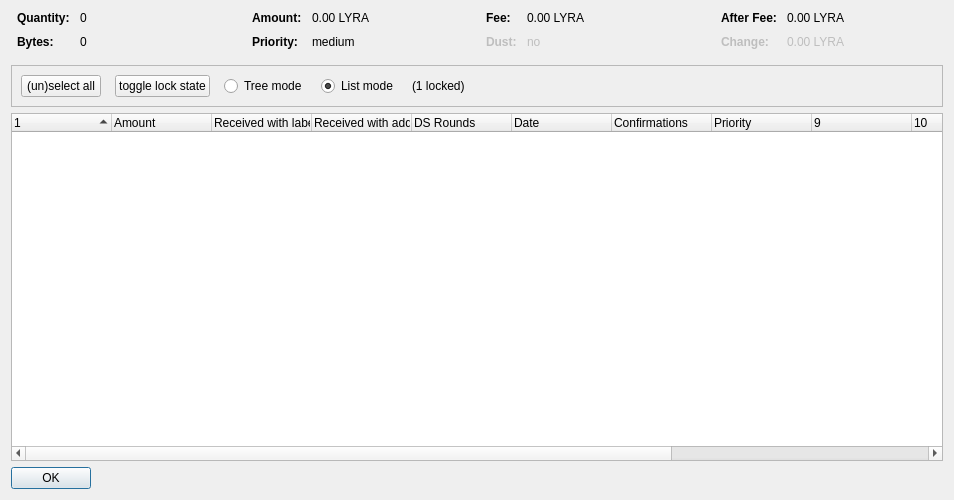
Before: the Qt Designer form src/qt/forms/coincontroldialog.ui in Test-Coin/scrypta, drawn with Qt 5.
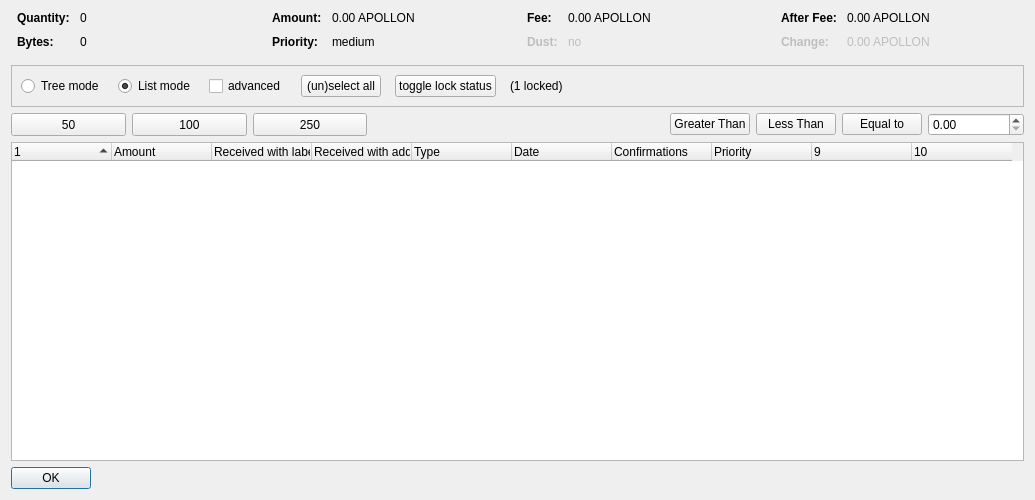
After: the same form once the commit is applied. Custom widgets are drawn as their Qt base class.

```diff
--- a/src/qt/forms/coincontroldialog.ui
+++ b/src/qt/forms/coincontroldialog.ui
@@ -6,7 +6,7 @@
    <rect>
     <x>0</x>
     <y>0</y>
-    <width>954</width>
+    <width>1035</width>
     <height>500</height>
    </rect>
   </property>
@@ -132,7 +132,7 @@
           <enum>Qt::ActionsContextMenu</enum>
          </property>
          <property name="text">
-          <string notr="true">0.00 LYRA</string>
+          <string notr="true">0.00 APOLLON</string>
          </property>
          <property name="textInteractionFlags">
           <set>Qt::LinksAccessibleByMouse|Qt::TextSelectableByKeyboard|Qt::TextSelectableByMouse</set>
@@ -206,7 +206,7 @@
           <enum>Qt::ActionsContextMenu</enum>
          </property>
          <property name="text">
-          <string notr="true">0.00 LYRA</string>
+          <string notr="true">0.00 APOLLON</string>
          </property>
          <property name="textInteractionFlags">
           <set>Qt::LinksAccessibleByMouse|Qt::TextSelectableByKeyboard|Qt::TextSelectableByMouse</set>
@@ -286,7 +286,7 @@
           <enum>Qt::ActionsContextMenu</enum>
          </property>
          <property name="text">
-          <string notr="true">0.00 LYRA</string>
+          <string notr="true">0.00 APOLLON</string>
          </property>
          <property name="textInteractionFlags">
           <set>Qt::LinksAccessibleByMouse|Qt::TextSelectableByKeyboard|Qt::TextSelectableByMouse</set>
@@ -321,7 +321,7 @@
           <enum>Qt::ActionsContextMenu</enum>
          </property>
          <property name="text">
-          <string notr="true">0.00 LYRA</string>
+          <string notr="true">0.00 APOLLON</string>
          </property>
          <property name="textInteractionFlags">
           <set>Qt::LinksAccessibleByMouse|Qt::TextSelectableByKeyboard|Qt::TextSelectableByMouse</set>
@@ -348,42 +348,10 @@
      </property>
      <layout class="QHBoxLayout" name="horizontalLayout">
       <item>
-       <layout class="QHBoxLayout" name="horizontalLayoutPanel" stretch="0,0,0,0,0,0">
+       <layout class="QHBoxLayout" name="horizontalLayoutPanel" stretch="0,0,0,0,0,0,0">
         <property name="spacing">
          <number>14</number>
         </property>
-        <item>
-         <widget class="QPushButton" name="pushButtonSelectAll">
-          <property name="sizePolicy">
-           <sizepolicy hsizetype="Maximum" vsizetype="Fixed">
-            <horstretch>0</horstretch>
-            <verstretch>0</verstretch>
-           </sizepolicy>
-          </property>
-          <property name="text">
-           <string>(un)select all</string>
-          </property>
-          <property name="autoDefault">
-           <bool>false</bool>
-          </property>
-         </widget>
-        </item>
-        <item>
-         <widget class="QPushButton" name="pushButtonToggleLock">
-          <property name="sizePolicy">
-           <sizepolicy hsizetype="Maximum" vsizetype="Fixed">
-            <horstretch>0</horstretch>
-            <verstretch>0</verstretch>
-           </sizepolicy>
-          </property>
-          <property name="text">
-           <string>toggle lock state</string>
-          </property>
-          <property name="autoDefault">
-           <bool>false</bool>
-          </property>
-         </widget>
-        </item>
         <item>
          <widget class="QRadioButton" name="radioTreeMode">
           <property name="sizePolicy">
@@ -413,6 +381,51 @@
           </property>
          </widget>
         </item>
+        <item>
+         <widget class="QCheckBox" name="advanced">
+          <property name="minimumSize">
+           <size>
+            <width>70</width>
+            <height>17</height>
+           </size>
+          </property>
+          <property name="text">
+           <string>advanced</string>
+          </property>
+         </widget>
+        </item>
+        <item>
+         <widget class="QPushButton" name="pushButtonSelectAll">
+          <property name="sizePolicy">
+           <sizepolicy hsizetype="Maximum" vsizetype="Fixed">
+            <horstretch>0</horstretch>
+            <verstretch>0</verstretch>
+           </sizepolicy>
+          </property>
+          <property name="text">
+           <string>(un)select all</string>
+          </property>
+          <property name="autoDefault">
+           <bool>false</bool>
+          </property>
+         </widget>
+        </item>
+        <item>
+         <widget class="QPushButton" name="pushButtonToggleLock">
+          <property name="sizePolicy">
+           <sizepolicy hsizetype="Maximum" vsizetype="Fixed">
+            <horstretch>0</horstretch>
+            <verstretch>0</verstretch>
+           </sizepolicy>
+          </property>
+          <property name="text">
+           <string>toggle lock status</string>
+          </property>
+          <property name="autoDefault">
+           <bool>false</bool>
+          </property>
+         </widget>
+        </item>
         <item>
          <widget class="QLabel" name="labelLocked">
           <property name="text">
@@ -438,6 +451,99 @@
      </layout>
     </widget>
    </item>
+   <item>
+    <layout class="QHBoxLayout" name="horizontalLayout_3">
+     <item>
+      <widget class="QPushButton" name="select_50">
+       <property name="minimumSize">
+        <size>
+         <width>115</width>
+         <height>23</height>
+        </size>
+       </property>
+       <property name="text">
+        <string>50</string>
+       </property>
+      </widget>
+     </item>
+     <item>
+      <widget class="QPushButton" name="select_100">
+       <property name="minimumSize">
+        <size>
+         <width>115</width>
+         <height>23</height>
+        </size>
+       </property>
+       <property name="text">
+        <string>100</string>
+       </property>
+      </widget>
+     </item>
+     <item>
+      <widget class="QPushButton" name="select_250">
+       <property name="minimumSize">
+        <size>
+         <width>114</width>
+         <height>23</height>
+        </size>
+       </property>
+       <property name="text">
+        <string>250</string>
+       </property>
+      </widget>
+     </item>
+     <item>
+      <spacer name="horizontalSpacer_2">
+       <property name="orientation">
+        <enum>Qt::Horizontal</enum>
+       </property>
+       <property name="sizeHint" stdset="0">
+        <size>
+         <width>40</width>
+         <height>20</height>
+        </size>
+       </property>
+      </spacer>
+     </item>
+     <item>
+      <widget class="QPushButton" name="GreaterThan">
+       <property name="text">
+        <string>Greater Than</string>
+       </property>
+      </widget>
+     </item>
+     <item>
+      <widget class="QPushButton" name="LessThan">
+       <property name="text">
+        <string>Less Than</string>
+       </property>
+      </widget>
+     </item>
+     <item>
+      <widget class="QPushButton" name="EqualTo">
+       <property name="text">
+        <string>Equal to</string>
+       </property>
+      </widget>
+     </item>
+     <item>
+      <widget class="QDoubleSpinBox" name="num_box">
+       <property name="minimumSize">
+        <size>
+         <width>96</width>
+         <height>20</height>
+        </size>
+       </property>
+      </widget>
+     </item>
+    </layout>
+   </item>
+   <item>
+    <layout class="QVBoxLayout" name="verticalLayout_2"/>
+   </item>
+   <item>
+    <layout class="QHBoxLayout" name="horizontalLayout_2"/>
+   </item>
    <item>
     <widget class="CoinControlTreeWidget" name="treeWidget">
      <property name="contextMenuPolicy">
@@ -447,7 +553,7 @@
       <bool>false</bool>
      </property>
      <property name="columnCount">
-      <number>13</number>
+      <number>10</number>
      </property>
      <attribute name="headerShowSortIndicator" stdset="0">
       <bool>true</bool>
@@ -477,7 +583,7 @@
      </column>
      <column>
       <property name="text">
-       <string>DS Rounds</string>
+       <string>Type</string>
       </property>
      </column>
      <column>
@@ -508,21 +614,6 @@
        <string/>
       </property>
      </column>
-     <column>
-      <property name="text">
-       <string/>
-      </property>
-     </column>
-     <column>
-      <property name="text">
-       <string/>
-      </property>
-     </column>
-     <column>
-      <property name="text">
-       <string/>
-      </property>
-     </column>
     </widget>
    </item>
    <item>
```
